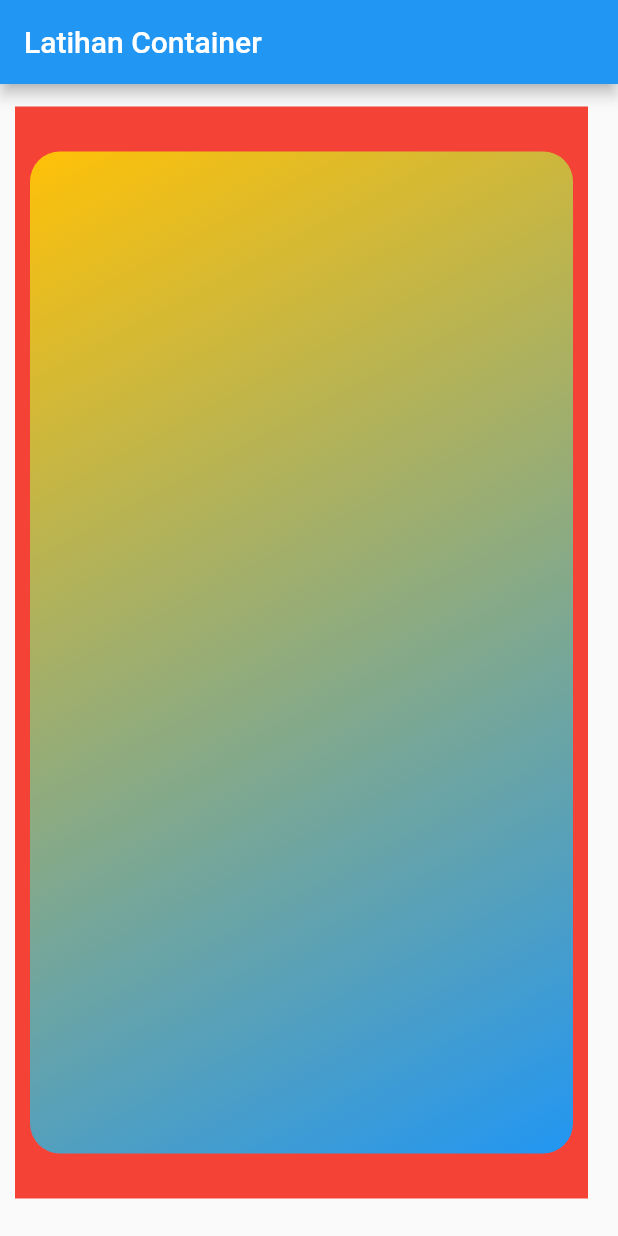
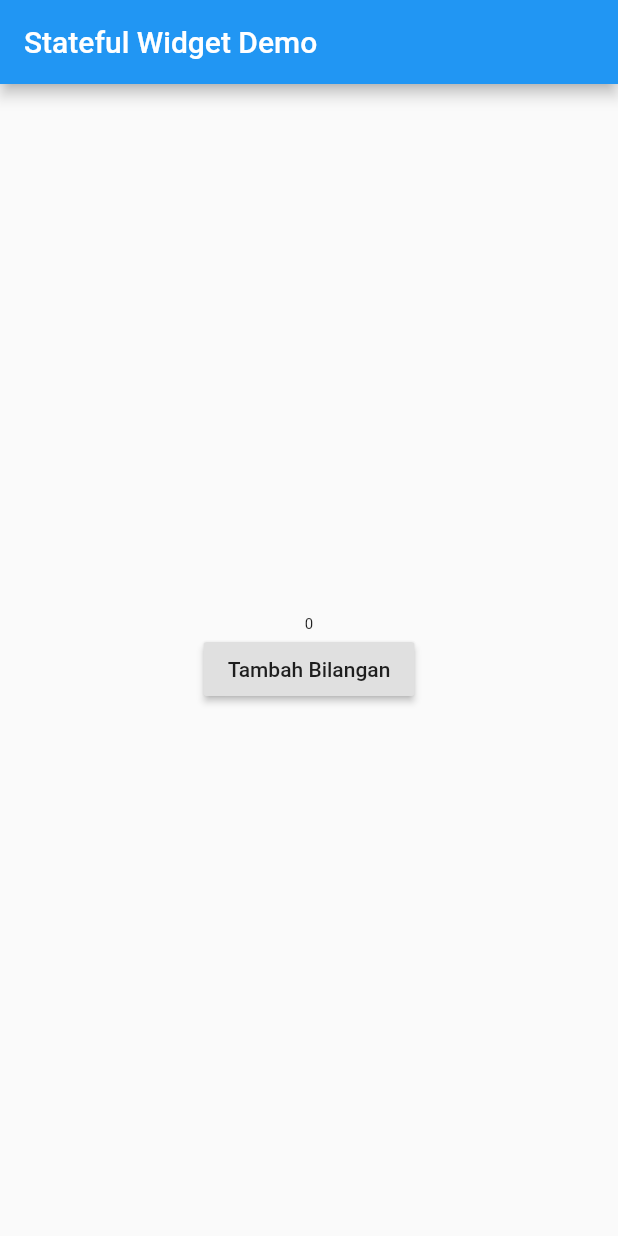
Before and after one commit to ariqhikari/flutter_dasar, a Flutter app: the screen it shows after launch, on a phone screen of 412 x 824 dp. Run offline on Flutter 3.47's test engine with Material 2 defaults, Android fonts, the phone set to English and light mode, and no system bars.

Commit message:
FLUTTER 06. Stateless & Stateful Widget

```diff
--- a/lib/main.dart
+++ b/lib/main.dart
@@ -2,27 +2,38 @@ import 'package:flutter/material.dart';
 
 void main() => runApp(MyApp());
 
-class MyApp extends StatelessWidget {
+class MyApp extends StatefulWidget {
+  @override
+  _MyAppState createState() => _MyAppState();
+}
+
+class _MyAppState extends State<MyApp> {
+  int number = 0;
+
+  void tekanTombol() {
+    setState(() {
+      number++;
+    });
+  }
+
   @override
   Widget build(BuildContext context) {
     return MaterialApp(
       home: Scaffold(
-        appBar: AppBar(title: Text("Latihan Container")),
-        body: Container(
-          color: Colors.red,
-          margin: EdgeInsets.fromLTRB(10, 15, 20, 25),
-          padding: EdgeInsets.only(bottom: 20, top: 20),
-          child: Container(
-            margin: EdgeInsets.all(10),
-            decoration: BoxDecoration(
-                borderRadius: BorderRadius.circular(20),
-                gradient: LinearGradient(
-                    begin: Alignment.topLeft,
-                    end: Alignment.bottomRight,
-                    colors: <Color>[
-                      Colors.amber,
-                      Colors.blue,
-                    ])),
+        appBar: AppBar(title: Text("Stateful Widget Demo")),
+        body: Center(
+          child: Column(
+            mainAxisAlignment: MainAxisAlignment.center,
+            children: <Widget>[
+              Text(
+                number.toString(),
+                style: TextStyle(fontSize: 10 + number.toDouble()),
+              ),
+              RaisedButton(
+                child: Text("Tambah Bilangan"),
+                onPressed: tekanTombol,
+              ),
+            ],
           ),
         ),
       ),
```
